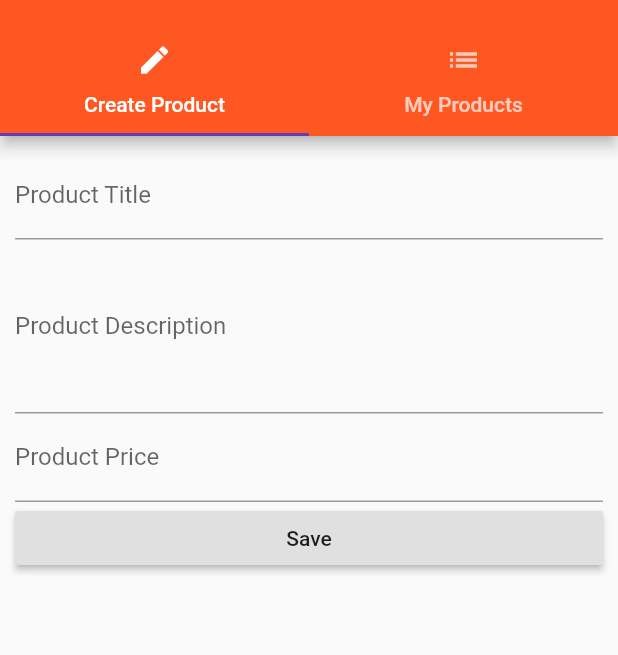
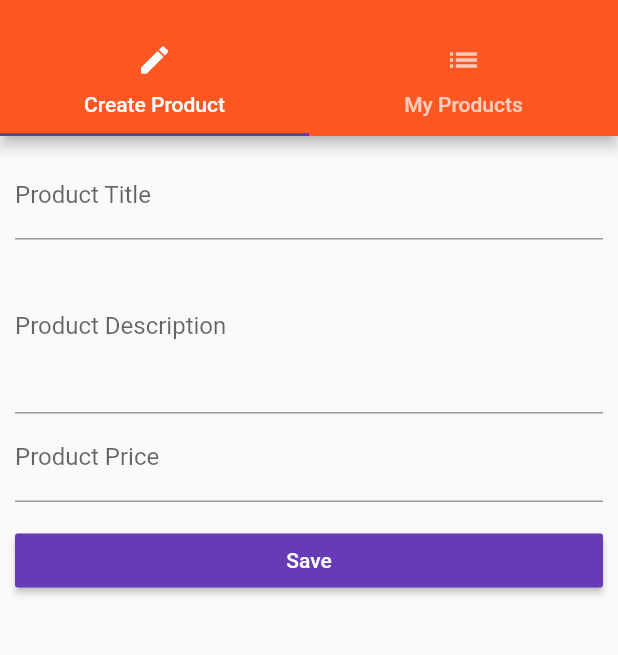
Before and after one commit to prishanf/flutter_course, a Flutter app: the ProductsAdminPage screen opened by its route, on a phone screen of 412 x 824 dp, the part 59-714 px from its top. Run offline on Flutter 3.47's test engine with Material 2 defaults, Android fonts, the phone set to English and light mode, and no system bars.

Commit message:
improve the style of the form and add navigation to save button

```diff
--- a/lib/pages/product_create.dart
+++ b/lib/pages/product_create.dart
@@ -55,8 +55,11 @@ class _ProductCreatePageState extends State<ProductCreatePage> {
               });
             },
           ),
+          SizedBox(height: 15.0,),
           RaisedButton(
             child: Text('Save'),
+            color: Theme.of(context).accentColor,
+            textColor: Colors.white,
             onPressed: () {
               final Map<String, dynamic> product = {
                 'title': titleValue,
@@ -65,6 +68,7 @@ class _ProductCreatePageState extends State<ProductCreatePage> {
                 'image':'assets/food.jpg'
               };
               widget.addProduct(product);
+              Navigator.pushReplacementNamed(context, '/');
             },
           ),
         ],
```
